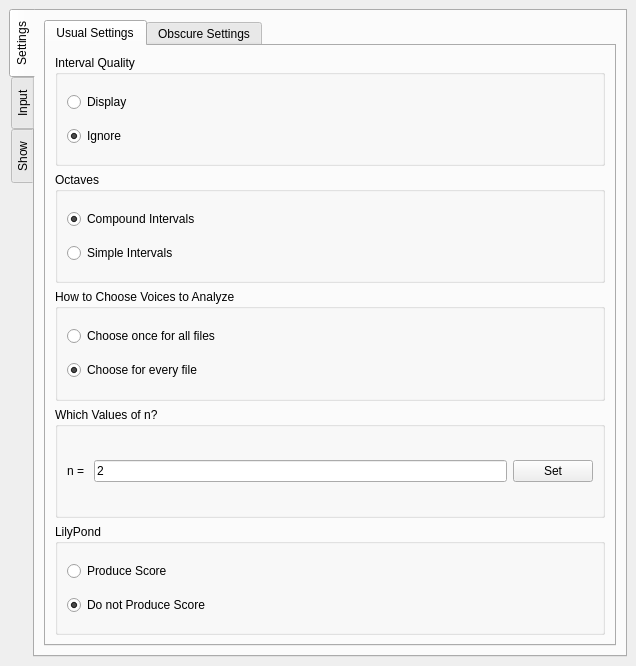
The window that qt/main_window.ui (ELVIS-Project/vis-framework) describes before a commit, drawn with Qt 5.
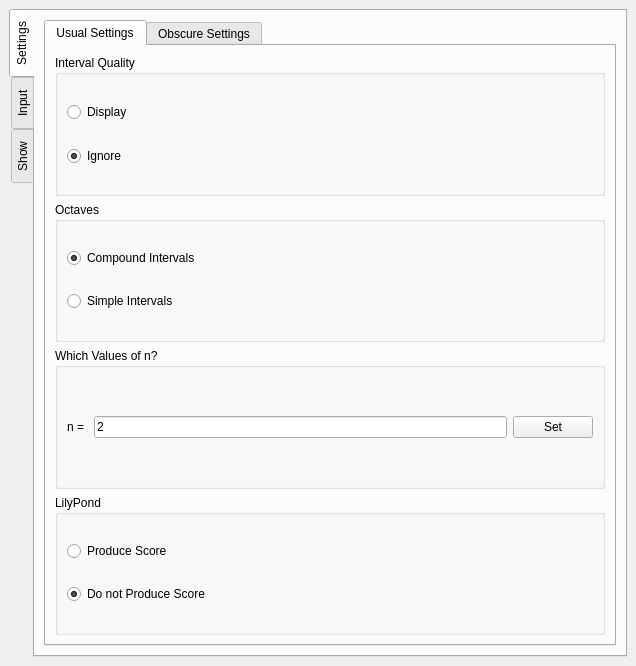
The same window after the commit. The open tabs and pages were chosen to show the change.

Commit message:
Modified Placement of "Only Choose Voices Once"
I removed that setting from the "Settings" tab, and relocated to the voices
selection window. The default behaviour is to choose voices for every
piece, but once a user chooses "Same for Reminaing Files," the current
selection is used for all future pieces. Closes #58.

What changed in the file:
```diff
--- a/qt/main_window.ui
+++ b/qt/main_window.ui
@@ -142,35 +142,6 @@
               </layout>
              </widget>
             </item>
-            <item>
-             <widget class="QGroupBox" name="groupBox_9">
-              <property name="title">
-               <string>How to Choose Voices to Analyze</string>
-              </property>
-              <layout class="QVBoxLayout" name="verticalLayout_16">
-               <item>
-                <widget class="QRadioButton" name="rdo_choose_every_file">
-                 <property name="text">
-                  <string>Choose once for all files</string>
-                 </property>
-                 <property name="checked">
-                  <bool>false</bool>
-                 </property>
-                </widget>
-               </item>
-               <item>
-                <widget class="QRadioButton" name="rdo_choose_just_once">
-                 <property name="text">
-                  <string>Choose for every file</string>
-                 </property>
-                 <property name="checked">
-                  <bool>true</bool>
-                 </property>
-                </widget>
-               </item>
-              </layout>
-             </widget>
-            </item>
             <item>
              <widget class="QGroupBox" name="groupBoxwhichNs">
               <property name="minimumSize">
```
The commit also changes 4 other files.
